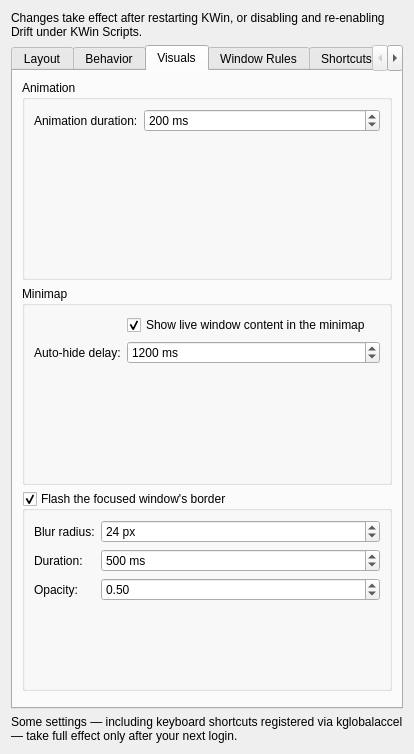
Above: drift/ui/config.ui from epicodic/drift before the change. Below: the same form after it.
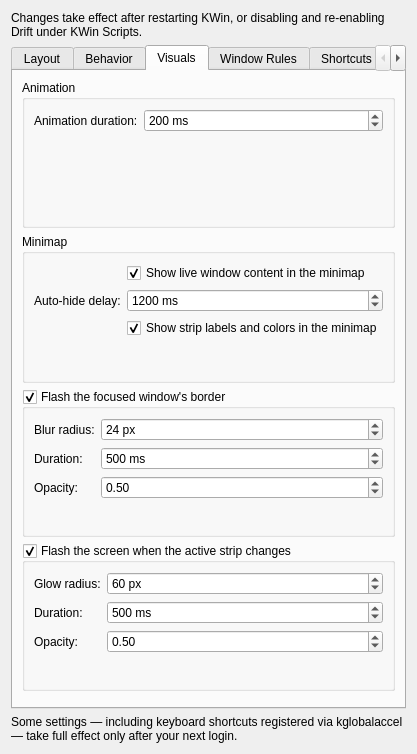
That is the form after the change. The open tabs and pages were chosen to show the change.

Commit message: fix(strip-nav): wire settings dialog, fix OSD overlap, cover drag case

```diff
--- a/drift/ui/config.ui
+++ b/drift/ui/config.ui
@@ -698,6 +698,19 @@
                                                 </property>
                                             </widget>
                                         </item>
+                                        <item row="2" column="1">
+                                            <widget class="QCheckBox" name="kcfg_stripHintsEnabled">
+                                                <property name="toolTip">
+                                                    <string>Show a small colored label chip for each strip in the minimap</string>
+                                                </property>
+                                                <property name="text">
+                                                    <string>Show strip labels and colors in the minimap</string>
+                                                </property>
+                                                <property name="checked">
+                                                    <bool>true</bool>
+                                                </property>
+                                            </widget>
+                                        </item>
                                     </layout>
                                 </widget>
                             </item>
@@ -800,6 +813,105 @@
                                     </layout>
                                 </widget>
                             </item>
+                            <item>
+                                <widget class="QGroupBox" name="kcfg_stripOsdEnabled">
+                                    <property name="title">
+                                        <string>Flash the screen when the active strip changes</string>
+                                    </property>
+                                    <property name="toolTip">
+                                        <string>Show a full-screen edge glow and a large label whenever you page to a different strip</string>
+                                    </property>
+                                    <property name="checkable">
+                                        <bool>true</bool>
+                                    </property>
+                                    <property name="checked">
+                                        <bool>true</bool>
+                                    </property>
+                                    <layout class="QFormLayout" name="formLayout_stripOsd">
+                                        <item row="0" column="0">
+                                            <widget class="QLabel" name="label_stripOsdGlowRadius">
+                                                <property name="text">
+                                                    <string>Glow radius:</string>
+                                                </property>
+                                            </widget>
+                                        </item>
+                                        <item row="0" column="1">
+                                            <widget class="QSpinBox" name="kcfg_stripOsdGlowRadius">
+                                                <property name="toolTip">
+                                                    <string>Inward falloff radius of the strip-change OSD's screen-edge glow</string>
+                                                </property>
+                                                <property name="suffix">
+                                                    <string> px</string>
+                                                </property>
+                                                <property name="minimum">
+                                                    <number>0</number>
+                                                </property>
+                                                <property name="maximum">
+                                                    <number>500</number>
+                                                </property>
+                                                <property name="value">
+                                                    <number>60</number>
+                                                </property>
+                                            </widget>
+                                        </item>
+                                        <item row="1" column="0">
+                                            <widget class="QLabel" name="label_stripOsdDurationMs">
+                                                <property name="text">
+                                                    <string>Duration:</string>
+                                                </property>
+                                            </widget>
+                                        </item>
+                                        <item row="1" column="1">
+                                            <widget class="QSpinBox" name="kcfg_stripOsdDurationMs">
+                                                <property name="toolTip">
+                                                    <string>Total duration of the strip-change OSD's fade-in-then-fade-out</string>
+                                                </property>
+                                                <property name="suffix">
+                                                    <string> ms</string>
+                                                </property>
+                                                <property name="minimum">
+                                                    <number>0</number>
+                                                </property>
+                                                <property name="maximum">
+                                                    <number>5000</number>
+                                                </property>
+                                                <property name="value">
+                                                    <number>500</number>
+                                                </property>
+                                            </widget>
+                                        </item>
+                                        <item row="2" column="0">
+                                            <widget class="QLabel" name="label_stripOsdGlowOpacity">
+                                                <property name="text">
+                                                    <string>Opacity:</string>
+                                                </property>
+                                            </widget>
+                                        </item>
+                                        <item row="2" column="1">
+                                            <widget class="QDoubleSpinBox" name="kcfg_stripOsdGlowOpacity">
+                                                <property name="toolTip">
+                                                    <string>Peak opacity of the strip-change OSD's screen-edge glow</string>
+                                                </property>
+                                                <property name="decimals">
+                                                    <number>2</number>
+                                                </property>
+                                                <property name="minimum">
+                                                    <double>0.0</double>
+                                                </property>
+                                                <property name="maximum">
+                                                    <double>1.0</double>
+                                                </property>
+                                                <property name="singleStep">
+                                                    <double>0.05</double>
+                                                </property>
+                                                <property name="value">
+                                                    <double>0.50</double>
+                                                </property>
+                                            </widget>
+                                        </item>
+                                    </layout>
+                                </widget>
+                            </item>
                             <item>
                                 <spacer name="verticalSpacer_visuals">
                                     <property name="orientation">
```
The commit also changes 11 other files.
